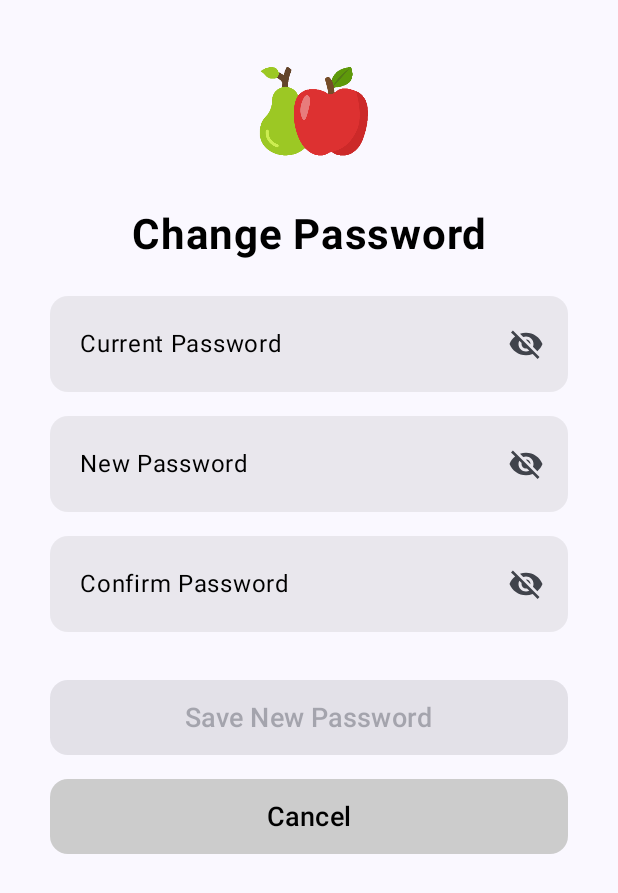
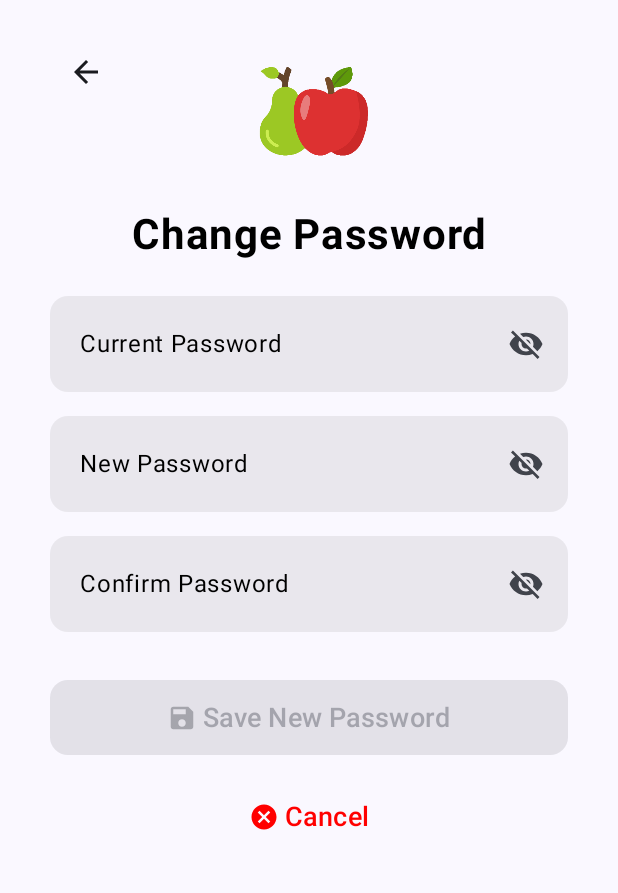
Before and after one commit to Santiago0930/Tesis, an Android app built with Jetpack Compose: the EditUserInfoActivity screen opened directly, with no data from a screen before it, after a tap on "Change Password", on a phone screen of 412 x 824 dp. Shown: the top 893 px of the screen. Run offline under Robolectric (Android 15) with nearby library versions, the light colour scheme and no system bars; Roboto replaces fonts that are not available here.

Commit message:
Edit User Info: Enhanced UI, added save and cancel functionality, and improved account deletion
Improved the Edit User Info screen by:
-   -Adding a back navigation option.
-   -Adding a cancel button for navigation to Home.
-   -Adding a save button.
-   -Adding a better structure of the layout
-   -Improving the account deletion process with password validation.
-   -Improved the Change Password screen.
-   -Implementing password validation for account deletion.
-   -Adding save and cancel icons.
-   -Implemented a better logic for handling null values on users information.

```diff
--- a/app/src/main/java/com/example/frutti/EditUserInfoActivity.kt
+++ b/app/src/main/java/com/example/frutti/EditUserInfoActivity.kt
@@ -14,8 +14,8 @@ import androidx.compose.foundation.rememberScrollState
 import androidx.compose.foundation.shape.RoundedCornerShape
 import androidx.compose.foundation.verticalScroll
 import androidx.compose.material.icons.Icons
-import androidx.compose.material.icons.filled.Visibility
-import androidx.compose.material.icons.filled.VisibilityOff
+import androidx.compose.material.icons.automirrored.filled.ArrowBack
+import androidx.compose.material.icons.filled.*
 import androidx.compose.material3.*
 import androidx.compose.runtime.*
 import androidx.compose.ui.Alignment
@@ -63,19 +63,32 @@ class EditUserInfoActivity : ComponentActivity() {
 @Composable
 fun EditUserInfoScreen() {
     var showPasswordScreen by remember { mutableStateOf(false) }
+    val context = LocalContext.current
+    val activity = context as? ComponentActivity
+
+    // Define the navigation action for back/cancel
+    val navigateBackToHome = {
+        val intent = Intent(context, HomeActivity::class.java) // Navigate to HomeActivity
+        intent.flags = Intent.FLAG_ACTIVITY_NEW_TASK or Intent.FLAG_ACTIVITY_CLEAR_TASK // Clear back stack
+        context.startActivity(intent)
+        activity?.finish() // Finish the current activity
+    }
+
 
     if (showPasswordScreen) {
         ChangePasswordScreen(onBack = { showPasswordScreen = false })
     } else {
         EditProfileScreen(
-            onPasswordChangeClick = { showPasswordScreen = true }
+            onPasswordChangeClick = { showPasswordScreen = true },
+            onBackClick = navigateBackToHome as () -> Unit // Pass the navigation action
         )
     }
 }
 
 @Composable
 fun EditProfileScreen(
-    onPasswordChangeClick: () -> Unit
+    onPasswordChangeClick: () -> Unit,
+    onBackClick: () -> Unit
 ) {
     val context = LocalContext.current
     val sharedPref = context.getSharedPreferences("user_prefs", Context.MODE_PRIVATE)
@@ -91,15 +104,23 @@ fun EditProfileScreen(
     Column(
         modifier = Modifier
             .fillMaxSize()
-            .padding(horizontal = 33.dp, vertical = 24.dp)
+            .padding(horizontal = 33.dp, vertical = 44.dp)
             .verticalScroll(rememberScrollState()),
         horizontalAlignment = Alignment.CenterHorizontally
     ) {
+        Box(modifier = Modifier.fillMaxWidth()) {
+            // Add space above the image
+            Spacer(modifier = Modifier.height(32.dp)) // Adjust this value as needed
+
             Image(
                 painter = painterResource(id = R.drawable.lococolor),
                 contentDescription = "App Logo",
-            modifier = Modifier.size(100.dp)
+                modifier = Modifier
+                    .size(120.dp)
+                    .align(Alignment.TopCenter)
             )
+        }
+
 
         Spacer(modifier = Modifier.height(16.dp))
 
@@ -154,11 +175,15 @@ fun EditProfileScreen(
                         val usuarioUpdate = UsuarioUpdate(
                             nombre = username,
                             email = email,
-                            edad = age.toIntOrNull() ?: usuario.edad
+                            // Only update age if the new value is a valid integer
+                            edad = age.toIntOrNull() ?: usuario?.edad ?: 0 // Provide a default if usuario or edad is null
                         )
 
+                        // Ensure usuario and usuario.id are not null before making the API call
+                        if (usuario != null && usuario.id != null) {
                             val response = api.actualizarUsuario(usuario.id, usuarioUpdate).execute()
                             if (response.isSuccessful) {
+                                // Update the local usuario object and SharedPreferences
                                 usuario.nombre = username
                                 usuario.email = email
                                 usuario.edad = age.toIntOrNull() ?: usuario.edad
@@ -173,7 +198,12 @@ fun EditProfileScreen(
                                 }
                             } else {
                                 withContext(Dispatchers.Main) {
-                                Toast.makeText(context, "Update failed", Toast.LENGTH_SHORT).show()
+                                    Toast.makeText(context, "Update failed: ${response.message()}", Toast.LENGTH_SHORT).show()
+                                }
+                            }
+                        } else {
+                            withContext(Dispatchers.Main) {
+                                Toast.makeText(context, "User data not available", Toast.LENGTH_SHORT).show()
                             }
                         }
                     } catch (e: Exception) {
@@ -192,6 +222,11 @@ fun EditProfileScreen(
                 contentColor = Color.White
             )
         ) {
+            Icon(
+                imageVector = Icons.Filled.Save,
+                contentDescription = "Save Changes Icon",
+                modifier = Modifier.size(24.dp).padding(end = 4.dp)
+            )
             Text("Save Changes", fontSize = 18.sp)
         }
 
@@ -209,6 +244,11 @@ fun EditProfileScreen(
                 contentColor = Color.White
             )
         ) {
+            Icon(
+                imageVector = Icons.Filled.Lock,
+                contentDescription = "Change Password Icon",
+                modifier = Modifier.size(24.dp).padding(end = 4.dp)
+            )
             Text("Change Password", fontSize = 18.sp)
         }
 
@@ -226,8 +266,33 @@ fun EditProfileScreen(
                 contentColor = Color.White
             )
         ) {
+            Icon(
+                imageVector = Icons.Filled.Delete,
+                contentDescription = "Delete Account Icon",
+                modifier = Modifier.size(24.dp).padding(end = 4.dp)
+            )
             Text("Delete Account", fontSize = 18.sp)
         }
+
+        Spacer(modifier = Modifier.height(16.dp))
+
+        // Cancel Button (Text Only, Red)
+        TextButton(
+            onClick = onBackClick,
+            modifier = Modifier
+                .fillMaxWidth()
+                .height(50.dp),
+            shape = RoundedCornerShape(12.dp)
+        ) {
+            Icon(
+                imageVector = Icons.Filled.Cancel,
+                contentDescription = "Cancel Icon",
+                tint = Color.Red, // Set icon tint to red
+                modifier = Modifier.size(24.dp).padding(end = 4.dp)
+            )
+            Text("Cancel", fontSize = 18.sp, color = Color.Red) // Set text color to red
+        }
+
 
         // Delete Account Confirmation Dialog
         if (showDeleteDialog) {
@@ -250,12 +315,15 @@ fun EditProfileScreen(
                 confirmButton = {
                     TextButton(
                         onClick = {
-                            if (deletePassword == usuario.password) {
+                            // Ensure usuario is not null before accessing its properties
+                            if (usuario?.password == deletePassword) {
                                 val retrofitService = RetrofitService()
                                 val api = retrofitService.retrofit.create(UsuarioApi::class.java)
 
                                 CoroutineScope(Dispatchers.IO).launch {
                                     try {
+                                        // Ensure usuario.id is not null before making the API call
+                                        if (usuario != null && usuario.id != null) {
                                             val response = api.eliminarUsuario(usuario.id).execute()
                                             if (response.isSuccessful) {
                                                 with(sharedPref.edit()) {
@@ -269,7 +337,12 @@ fun EditProfileScreen(
                                                 }
                                             } else {
                                                 withContext(Dispatchers.Main) {
-                                                Toast.makeText(context, "Deletion failed", Toast.LENGTH_SHORT).show()
+                                                    Toast.makeText(context, "Deletion failed: ${response.message()}", Toast.LENGTH_SHORT).show()
+                                                }
+                                            }
+                                        } else {
+                                            withContext(Dispatchers.Main) {
+                                                Toast.makeText(context, "User data not available for deletion", Toast.LENGTH_SHORT).show()
                                             }
                                         }
                                     } catch (e: Exception) {
@@ -325,11 +398,25 @@ fun ChangePasswordScreen(
             .verticalScroll(rememberScrollState()),
         horizontalAlignment = Alignment.CenterHorizontally
     ) {
+        // Back Button for Change Password Screen
+        Box(modifier = Modifier.fillMaxWidth()) {
+            IconButton(
+                onClick = onBack,
+                modifier = Modifier.align(Alignment.TopStart)
+            ) {
+                Icon(
+                    imageVector = Icons.AutoMirrored.Filled.ArrowBack,
+                    contentDescription = "Back"
+                )
+            }
             Image(
                 painter = painterResource(id = R.drawable.lococolor),
                 contentDescription = "App Logo",
-            modifier = Modifier.size(100.dp)
+                modifier = Modifier
+                    .size(100.dp)
+                    .align(Alignment.TopCenter)
             )
+        }
 
         Spacer(modifier = Modifier.height(16.dp))
 
@@ -390,7 +477,8 @@ fun ChangePasswordScreen(
             onClick = {
                 if (passwordError) return@Button
 
-                if (currentPassword != usuario.password) {
+                // Ensure usuario is not null before accessing its properties
+                if (usuario?.password != currentPassword) {
                     Toast.makeText(context, "Current password is incorrect", Toast.LENGTH_SHORT).show()
                     return@Button
                 }
@@ -401,9 +489,12 @@ fun ChangePasswordScreen(
                 CoroutineScope(Dispatchers.IO).launch {
                     try {
                         val usuarioUpdate = UsuarioUpdate(password = newPassword)
+                        // Ensure usuario.id is not null before making the API call
+                        if (usuario != null && usuario.id != null) {
                             val response = api.actualizarUsuario(usuario.id, usuarioUpdate).execute()
 
                             if (response.isSuccessful) {
+                                // Update the local usuario object and SharedPreferences
                                 usuario.password = newPassword
                                 with(sharedPref.edit()) {
                                     putString("usuario_guardado", Gson().toJson(usuario))
@@ -416,7 +507,12 @@ fun ChangePasswordScreen(
                                 }
                             } else {
                                 withContext(Dispatchers.Main) {
-                                Toast.makeText(context, "Password change failed", Toast.LENGTH_SHORT).show()
+                                    Toast.makeText(context, "Password change failed: ${response.message()}", Toast.LENGTH_SHORT).show()
+                                }
+                            }
+                        } else {
+                            withContext(Dispatchers.Main) {
+                                Toast.makeText(context, "User data not available for password change", Toast.LENGTH_SHORT).show()
                             }
                         }
                     } catch (e: Exception) {
@@ -439,24 +535,31 @@ fun ChangePasswordScreen(
                     newPassword.isNotEmpty() &&
                     confirmPassword.isNotEmpty()
         ) {
+            Icon(
+                imageVector = Icons.Filled.Save,
+                contentDescription = "Save Password Icon",
+                modifier = Modifier.size(24.dp).padding(end = 4.dp)
+            )
             Text("Save New Password", fontSize = 18.sp)
         }
 
         Spacer(modifier = Modifier.height(16.dp))
 
-        // Cancel Button
-        Button(
+        // Cancel Button (Text Only, Red)
+        TextButton(
             onClick = onBack,
             modifier = Modifier
                 .fillMaxWidth()
                 .height(50.dp),
-            shape = RoundedCornerShape(12.dp),
-            colors = ButtonDefaults.buttonColors(
-                containerColor = Color.LightGray,
-                contentColor = Color.Black
+            shape = RoundedCornerShape(12.dp)
+        ) {
+            Icon(
+                imageVector = Icons.Filled.Cancel,
+                tint = Color.Red,
+                contentDescription = "Cancel Icon",
+                modifier = Modifier.size(24.dp).padding(end = 4.dp)
             )
-        ) {
-            Text("Cancel", fontSize = 18.sp)
+            Text("Cancel", fontSize = 18.sp, color = Color.Red)
         }
     }
 }
```
Lines whose indentation alone changed are shown as unchanged.
